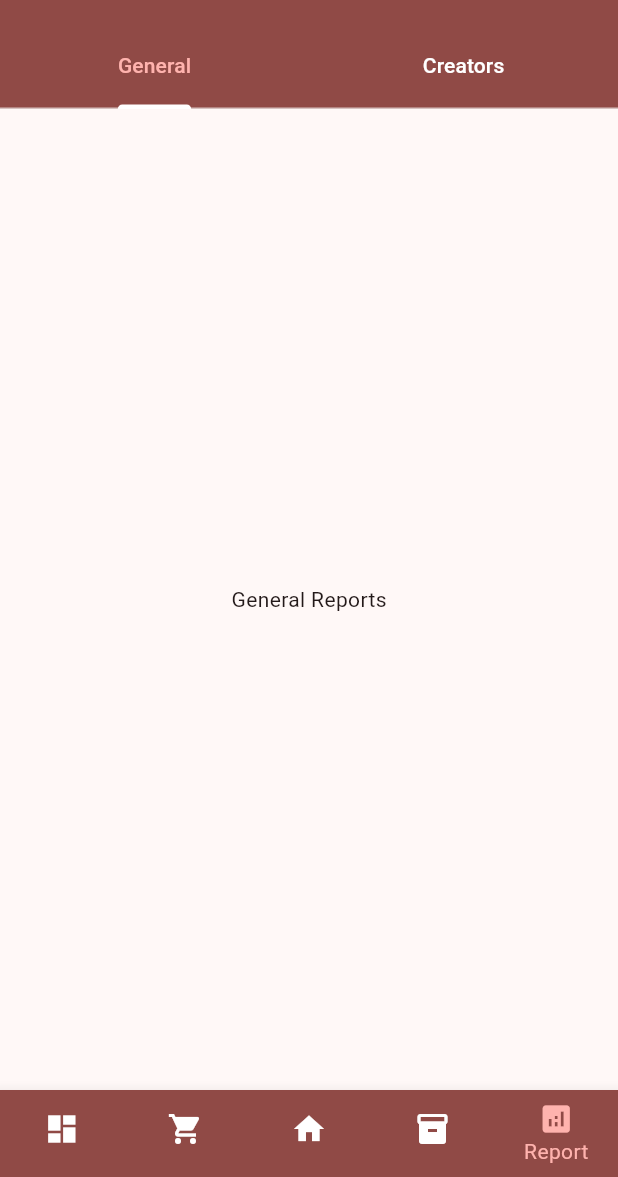
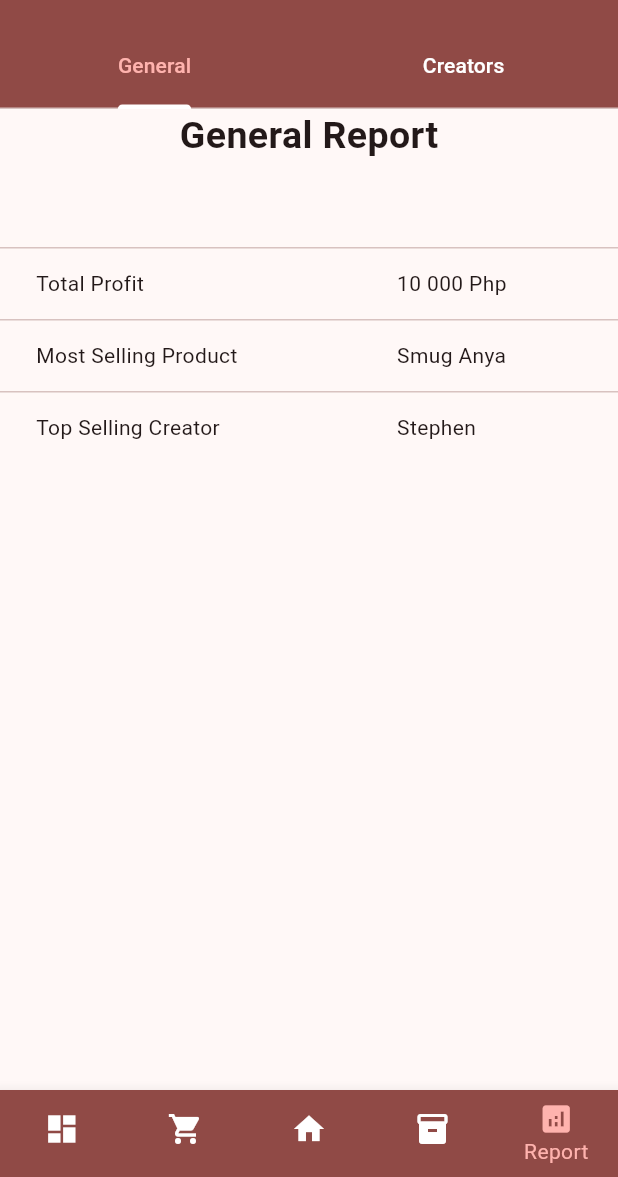
Before and after one commit to NewblyAaron/siksik-labuyo-old, a Flutter app: the screen it shows after launch, swiped to page 5, on a phone screen of 412 x 824 dp, the part 59-1236 px from its top. Run offline on Flutter 3.47's test engine with Material 2 defaults, Android fonts, the phone set to English and light mode, and no system bars; our stand-ins replace cached_network_image, cloud_firestore, firebase_core, google_fonts, image_picker; missing offline and left inert: cloud_firestore_odm; accounts and stored records are empty; network calls fail; statements that could not run were skipped.

Commit message:
mhmm yep "features"

```diff
--- a/lib/view/pages/reports/report_page.dart
+++ b/lib/view/pages/reports/report_page.dart
@@ -3,8 +3,8 @@ import 'package:siksik_labuyo/view/pages/reports/report_tabs/general_report.dart
 import 'package:siksik_labuyo/view/pages/reports/report_tabs/creators_report.dart';
 
 /* Alejandro Miguel A. Monge
-Team: IDK
-Project Name:Siksik Labuyo
+Team: Siksik Labuyo
+Project Name: Siksik Labuyo
 Feature: [LBYO - 400] <RPT> Report
 Feature description:
   This should be the page to display such as sales report which can be for
--- a/lib/view/pages/reports/report_tabs/general_report.dart
+++ b/lib/view/pages/reports/report_tabs/general_report.dart
@@ -8,7 +8,7 @@ class GeneralReport extends StatefulWidget {
 }
 
 class _GeneralReport extends State<GeneralReport> {
-  @override
+  /*@override
   Widget build(BuildContext context) {
     return const Scaffold(
       body: Center(
@@ -17,48 +17,44 @@ class _GeneralReport extends State<GeneralReport> {
         ),
       ),
     );
-  }
+  }*/
 
-  /*@override
+  @override
   Widget build(BuildContext context) {
     return Scaffold(
       body: ListView(children: <Widget>[
-        Center(
+        const Center(
             child: Text(
           'General Report',
           style: TextStyle(fontSize: 25, fontWeight: FontWeight.bold),
         )),
         DataTable(
-          columns: [
+          columns: const [
             DataColumn(
-                label: Text('Name',
+                label: Text('',
                     style:
                         TextStyle(fontSize: 18, fontWeight: FontWeight.bold))),
             DataColumn(
-                label: Text('Profit',
+                label: Text('',
                     style:
                         TextStyle(fontSize: 18, fontWeight: FontWeight.bold))),
           ],
-          rows: [
+          rows: const [
             DataRow(cells: [
-              DataCell(Text('Stephen')),
-              DataCell(Text('Morbillion Dollas')),
+              DataCell(Text('Total Profit')),
+              DataCell(Text('10 000 Php')),
             ]),
             DataRow(cells: [
-              DataCell(Text('John')),
-              DataCell(Text('nothing')),
+              DataCell(Text('Most Selling Product')),
+              DataCell(Text('Smug Anya')),
             ]),
             DataRow(cells: [
-              DataCell(Text('Harry')),
-              DataCell(Text('410 USD')),
-            ]),
-            DataRow(cells: [
-              DataCell(Text('Peter')),
-              DataCell(Text('69 USD')),
-            ]),
+              DataCell(Text('Top Selling Creator')),
+              DataCell(Text('Stephen')),
+            ])
           ],
         ),
       ]),
     );
-  }*/
+  }
 }
```
Also changed, not shown: lib/view/pages/reports/report_tabs/creators_report.dart (+37 -5 lines).
